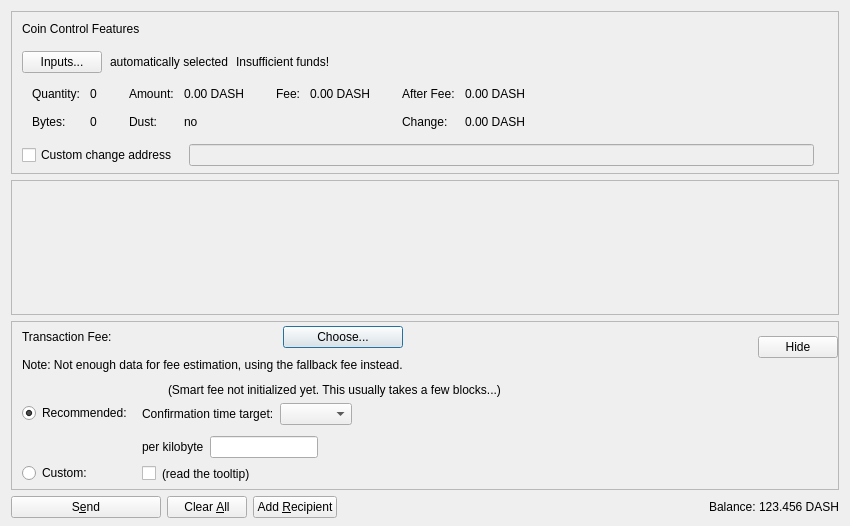
This is src/qt/forms/sendcoinsdialog.ui in bytzck/BYTZ as Qt 5 draws it before an edit. The edited form follows.
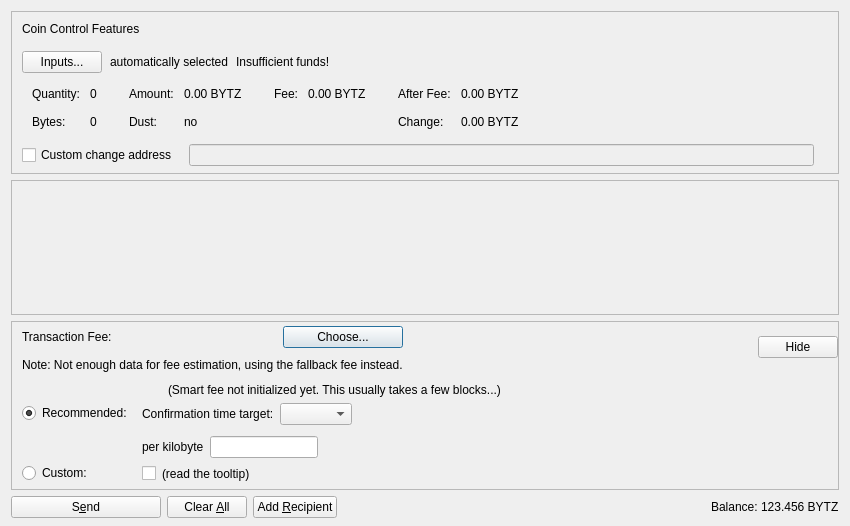
This is the edited form. Custom widgets are drawn as their Qt base class.

Commit message: Rename to Bytz

Diff of the .ui file:
```diff
--- a/src/qt/forms/sendcoinsdialog.ui
+++ b/src/qt/forms/sendcoinsdialog.ui
@@ -288,7 +288,7 @@
                   <enum>Qt::ActionsContextMenu</enum>
                  </property>
                  <property name="text">
-                  <string notr="true">0.00 DASH</string>
+                  <string notr="true">0.00 BYTZ</string>
                  </property>
                  <property name="textInteractionFlags">
                   <set>Qt::LinksAccessibleByMouse|Qt::TextSelectableByKeyboard|Qt::TextSelectableByMouse</set>
@@ -356,7 +356,7 @@
                   <enum>Qt::ActionsContextMenu</enum>
                  </property>
                  <property name="text">
-                  <string notr="true">0.00 DASH</string>
+                  <string notr="true">0.00 BYTZ</string>
                  </property>
                  <property name="textInteractionFlags">
                   <set>Qt::LinksAccessibleByMouse|Qt::TextSelectableByKeyboard|Qt::TextSelectableByMouse</set>
@@ -401,7 +401,7 @@
                   <enum>Qt::ActionsContextMenu</enum>
                  </property>
                  <property name="text">
-                  <string notr="true">0.00 DASH</string>
+                  <string notr="true">0.00 BYTZ</string>
                  </property>
                  <property name="textInteractionFlags">
                   <set>Qt::LinksAccessibleByMouse|Qt::TextSelectableByKeyboard|Qt::TextSelectableByMouse</set>
@@ -424,7 +424,7 @@
                   <enum>Qt::ActionsContextMenu</enum>
                  </property>
                  <property name="text">
-                  <string notr="true">0.00 DASH</string>
+                  <string notr="true">0.00 BYTZ</string>
                  </property>
                  <property name="textInteractionFlags">
                   <set>Qt::LinksAccessibleByMouse|Qt::TextSelectableByKeyboard|Qt::TextSelectableByMouse</set>
@@ -1156,7 +1156,7 @@
           <cursorShape>IBeamCursor</cursorShape>
          </property>
          <property name="text">
-          <string notr="true">123.456 DASH</string>
+          <string notr="true">123.456 BYTZ</string>
          </property>
          <property name="textInteractionFlags">
           <set>Qt::LinksAccessibleByMouse|Qt::TextSelectableByKeyboard|Qt::TextSelectableByMouse</set>
```
Left out of the diff: 6 changed lines with no effect on the pictures. The commit also changes 616 other files.
